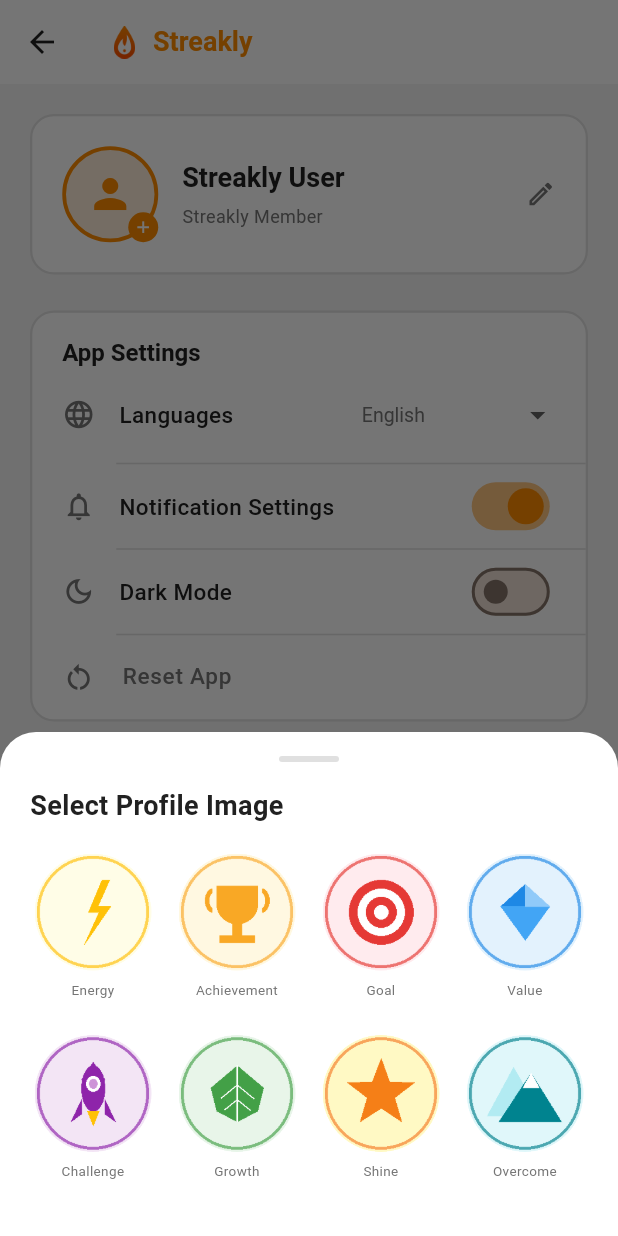
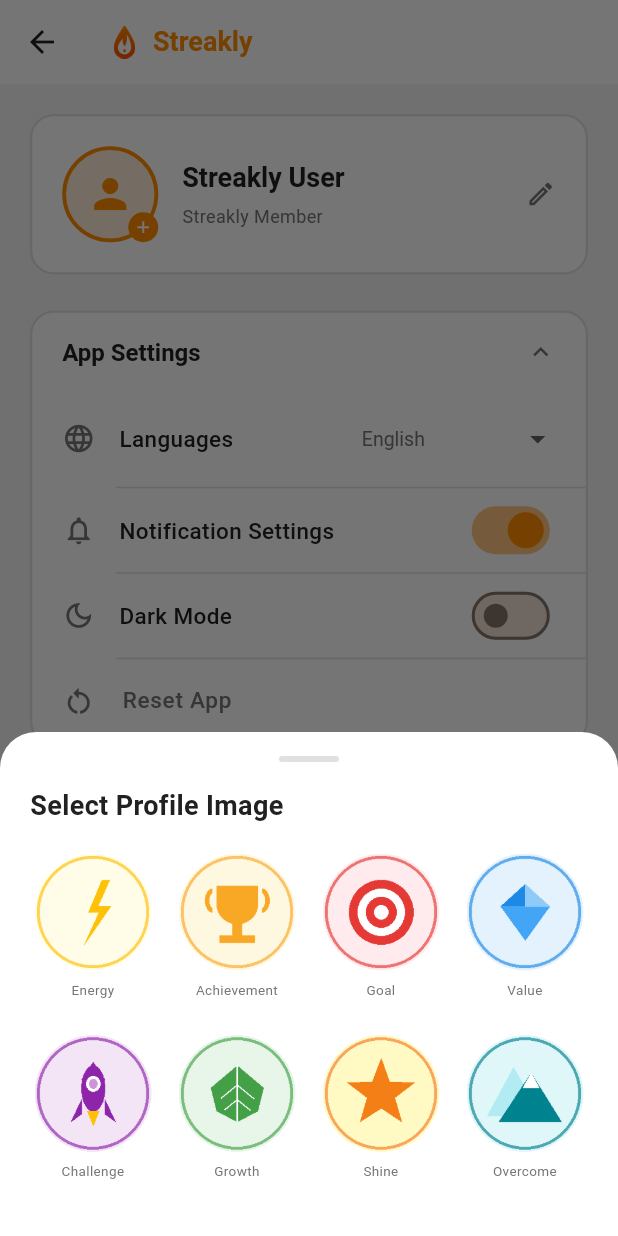
Before and after one commit to woodys67/streakly, a Flutter app: the SettingsScreen screen opened directly, after a tap on the "person" icon, on a phone screen of 412 x 824 dp. Run offline on Flutter 3.47's test engine with Material 3 defaults, Android fonts, the phone set to English and light mode, and no system bars; our stand-ins replace flutter_local_notifications, flutter_markdown, google_mobile_ads, google_sign_in, package_info_plus, shared_preferences and 3 more; missing offline and left inert: app_settings; accounts and stored records are empty; network calls fail.

Commit message:
feat: 프로필 탭 카드 접기/펼치기 토글 기능 추가
- _CollapsibleCard 공통 위젯 추가 (AnimatedSize + AnimatedRotation)
- 앱 설정·앱 가이드·법적 정보·계정 카드에 적용

Co-Authored-By: Claude Sonnet 4.6 <noreply@anthropic.com>

```diff
--- a/lib/screens/settings/settings_screen.dart
+++ b/lib/screens/settings/settings_screen.dart
@@ -546,22 +546,9 @@ class _SettingsCard extends StatelessWidget {
 
   @override
   Widget build(BuildContext context) {
-    return Container(
-      decoration: BoxDecoration(
-        color: context.colorSurface,
-        borderRadius: BorderRadius.circular(16),
-        border: Border.all(color: context.colorOutline, width: 1.5),
-      ),
-      child: Column(
+    return _CollapsibleCard(
+      title: s.appSettings,
       children: [
-          Padding(
-            padding: const EdgeInsets.fromLTRB(20, 16, 20, 0),
-            child: Align(
-              alignment: Alignment.centerLeft,
-              child: Text(s.appSettings,
-                  style: Theme.of(context).textTheme.titleLarge),
-            ),
-          ),
         _LanguageSetting(settings: settings, label: s.languages),
         const _Divider(),
         _ToggleSetting(
@@ -616,13 +603,6 @@ class _SettingsCard extends StatelessWidget {
             }
           },
         ),
-          // TODO: 팀 챌린지 오픈 시 아래 주석 해제
-          // const _Divider(),
-          // _NavigationSetting(
-          //   icon: Icons.workspace_premium_outlined,
-          //   title: s.teamChallengeSubscribe,
-          //   onTap: () => _onSubscribeTap(context),
-          // ),
         const _Divider(),
         _ToggleSetting(
           icon: Icons.dark_mode_outlined,
@@ -645,7 +625,6 @@ class _SettingsCard extends StatelessWidget {
           onTap: onReset,
         ),
       ],
-      ),
     );
   }
 
@@ -951,10 +930,18 @@ class _Divider extends StatelessWidget {
   }
 }
 
-class _AppGuideCard extends StatelessWidget {
-  final dynamic s;
+class _CollapsibleCard extends StatefulWidget {
+  final String title;
+  final List<Widget> children;
 
-  const _AppGuideCard({required this.s});
+  const _CollapsibleCard({required this.title, required this.children});
+
+  @override
+  State<_CollapsibleCard> createState() => _CollapsibleCardState();
+}
+
+class _CollapsibleCardState extends State<_CollapsibleCard> {
+  bool _expanded = true;
 
   @override
   Widget build(BuildContext context) {
@@ -965,29 +952,66 @@ class _AppGuideCard extends StatelessWidget {
         border: Border.all(color: context.colorOutline, width: 1.5),
       ),
       child: Column(
+        crossAxisAlignment: CrossAxisAlignment.start,
         children: [
-          Padding(
-            padding: const EdgeInsets.fromLTRB(20, 16, 20, 0),
-            child: Align(
-              alignment: Alignment.centerLeft,
-              child: Text(s.appGuide, style: Theme.of(context).textTheme.titleLarge),
+          InkWell(
+            onTap: () => setState(() => _expanded = !_expanded),
+            borderRadius: BorderRadius.circular(16),
+            child: Padding(
+              padding: const EdgeInsets.symmetric(horizontal: 20, vertical: 16),
+              child: Row(
+                children: [
+                  Expanded(
+                    child: Text(widget.title,
+                        style: Theme.of(context).textTheme.titleLarge),
+                  ),
+                  AnimatedRotation(
+                    turns: _expanded ? 0.5 : 0,
+                    duration: const Duration(milliseconds: 200),
+                    child: Icon(Icons.keyboard_arrow_down,
+                        color: context.colorTextSecondary, size: 20),
+                  ),
+                ],
               ),
             ),
-          _GuideItem(icon: Icons.lightbulb_outline,             title: s.guideHowToUse,        content: GuideContent.howToUse(s)),
-          const _Divider(),
-          _GuideItem(icon: Icons.add_circle_outline,            title: s.guideCreateChallenge, content: GuideContent.createChallenge(s)),
-          const _Divider(),
-          _GuideItem(icon: Icons.local_fire_department_outlined, title: s.guideStreakSystem,   content: GuideContent.streakSystem(s)),
-          const _Divider(),
-          _GuideItem(icon: Icons.replay_outlined,               title: s.guideStreakRecovery,  content: GuideContent.streakRecovery(s)),
-          const _Divider(),
-          _GuideItem(icon: Icons.pause_circle_outline,          title: s.guidePauseTicket,     content: GuideContent.pauseTicket(s)),
-          const _Divider(),
-          _GuideItem(icon: Icons.bolt_outlined,                 title: s.guideWillpower,       content: GuideContent.willpower(s)),
-          const _Divider(),
-          _GuideItem(icon: Icons.military_tech_outlined,        title: s.guideBadge,           content: GuideContent.badge(s)),
+          ),
+          AnimatedSize(
+            duration: const Duration(milliseconds: 220),
+            curve: Curves.easeInOut,
+            child: _expanded
+                ? Column(children: widget.children)
+                : const SizedBox(width: double.infinity),
+          ),
         ],
       ),
+    );
+  }
+}
+
+class _AppGuideCard extends StatelessWidget {
+  final dynamic s;
+
+  const _AppGuideCard({required this.s});
+
+  @override
+  Widget build(BuildContext context) {
+    return _CollapsibleCard(
+      title: s.appGuide,
+      children: [
+        _GuideItem(icon: Icons.lightbulb_outline,              title: s.guideHowToUse,        content: GuideContent.howToUse(s)),
+        const _Divider(),
+        _GuideItem(icon: Icons.add_circle_outline,             title: s.guideCreateChallenge, content: GuideContent.createChallenge(s)),
+        const _Divider(),
+        _GuideItem(icon: Icons.local_fire_department_outlined, title: s.guideStreakSystem,    content: GuideContent.streakSystem(s)),
+        const _Divider(),
+        _GuideItem(icon: Icons.replay_outlined,                title: s.guideStreakRecovery,  content: GuideContent.streakRecovery(s)),
+        const _Divider(),
+        _GuideItem(icon: Icons.pause_circle_outline,           title: s.guidePauseTicket,     content: GuideContent.pauseTicket(s)),
+        const _Divider(),
+        _GuideItem(icon: Icons.bolt_outlined,                  title: s.guideWillpower,       content: GuideContent.willpower(s)),
+        const _Divider(),
+        _GuideItem(icon: Icons.military_tech_outlined,         title: s.guideBadge,           content: GuideContent.badge(s)),
+      ],
     );
   }
 }
@@ -1025,21 +1049,9 @@ class _LegalCard extends StatelessWidget {
 
   @override
   Widget build(BuildContext context) {
-    return Container(
-      decoration: BoxDecoration(
-        color: context.colorSurface,
-        borderRadius: BorderRadius.circular(16),
-        border: Border.all(color: context.colorOutline, width: 1.5),
-      ),
-      child: Column(
+    return _CollapsibleCard(
+      title: s.legalInfo,
       children: [
-          Padding(
-            padding: const EdgeInsets.fromLTRB(20, 16, 20, 0),
-            child: Align(
-              alignment: Alignment.centerLeft,
-              child: Text(s.legalInfo, style: Theme.of(context).textTheme.titleLarge),
-            ),
-          ),
         _NavigationSetting(
           icon: Icons.privacy_tip_outlined,
           title: s.privacyPolicy,
@@ -1052,7 +1064,6 @@ class _LegalCard extends StatelessWidget {
           onTap: () => _launchLegalUrl(context, _legalUrl(context, 'terms_of_service')),
         ),
       ],
-      ),
     );
   }
 }
@@ -1095,19 +1106,9 @@ class _AccountCard extends StatelessWidget {
   @override
   Widget build(BuildContext context) {
     final s = context.read<SettingsProvider>().strings;
-    return Container(
-      decoration: BoxDecoration(
-        color: context.colorSurface,
-        borderRadius: BorderRadius.circular(16),
-        border: Border.all(color: context.colorOutline, width: 1.5),
-      ),
-      child: Column(
-        crossAxisAlignment: CrossAxisAlignment.start,
+    return _CollapsibleCard(
+      title: s.accountSection,
       children: [
-          Padding(
-            padding: const EdgeInsets.fromLTRB(20, 16, 20, 0),
-            child: Text(s.accountSection, style: Theme.of(context).textTheme.titleLarge),
-          ),
         _AccountRow(
           icon: Icons.logout,
           iconBgColor: AppColors.primary.withValues(alpha: 0.12),
@@ -1128,7 +1129,6 @@ class _AccountCard extends StatelessWidget {
           onTap: onDelete,
         ),
       ],
-      ),
     );
   }
 }
```
Lines whose indentation alone changed are shown as unchanged.
